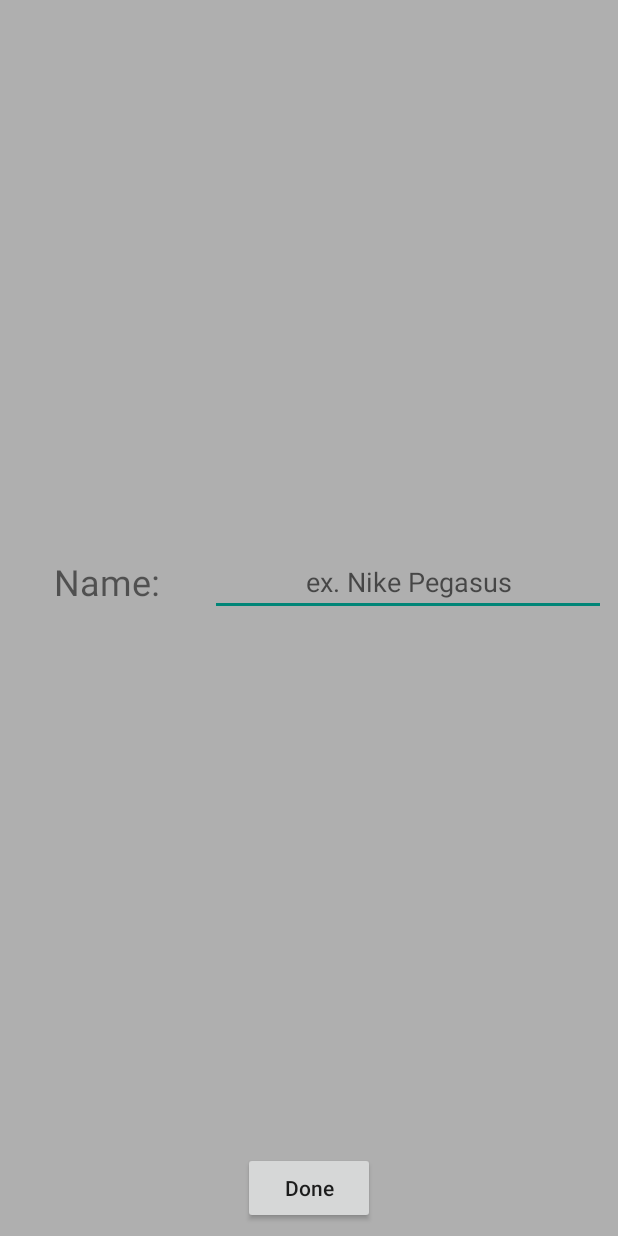
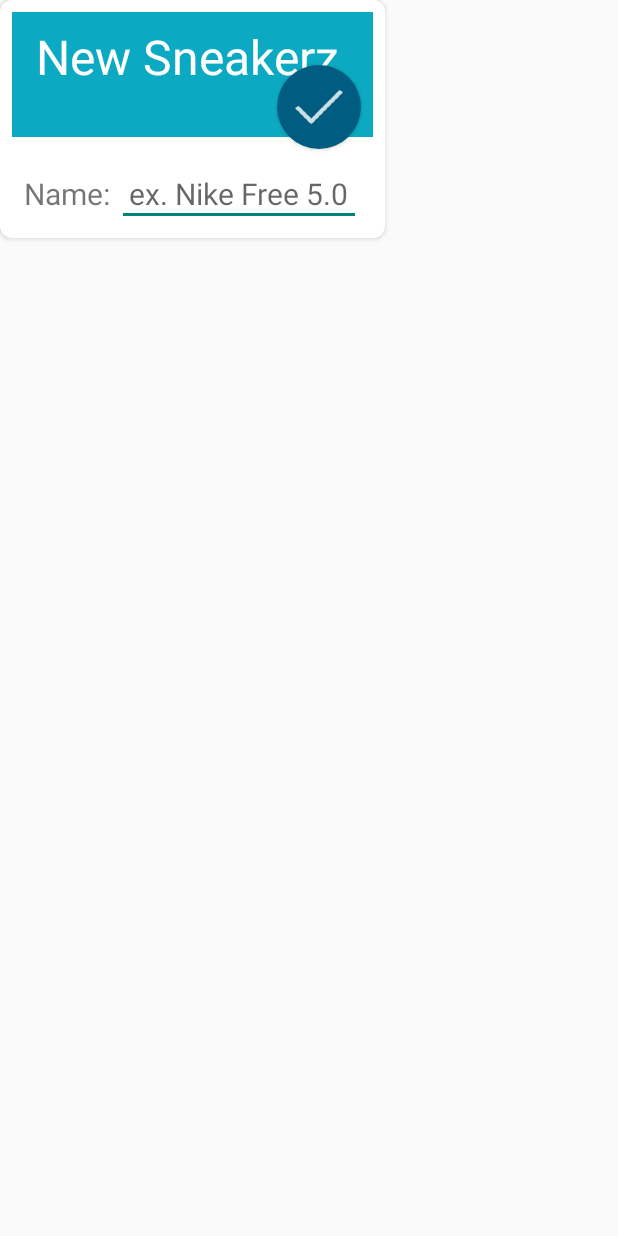
Before and after one commit to edjmore/Sneakerz-Android, an Android app: the layout new_shoe_popup.xml on its own in the app's theme, with its tools: preview values and no code run, on a phone screen of 412 x 824 dp. Run offline under Robolectric (Android 15) with nearby library versions, the phone set to English and light mode, and no system bars.

Commit message:
Major popup window styling on main activity. Fading background.

```diff
--- a/app/src/main/java/com/p3/ed/sneakerz/IconButton.java
+++ b/app/src/main/java/com/p3/ed/sneakerz/IconButton.java
@@ -10,6 +10,7 @@ import android.graphics.Rect;
 import android.graphics.drawable.Drawable;
 import android.util.AttributeSet;
 import android.util.Log;
+import android.view.View;
 import android.widget.Button;
 
 /**
--- /dev/null
+++ b/app/src/main/res/drawable/foreground.xml
@@ -0,0 +1,6 @@
+<?xml version="1.0" encoding="utf-8"?>
+<shape xmlns:android="http://schemas.android.com/apk/res/android"
+    android:shape="rectangle">
+
+    <solid android:color="@android:color/black" />
+</shape>
--- /dev/null
+++ b/app/src/main/res/drawable/popup_background.xml
@@ -0,0 +1,7 @@
+<?xml version="1.0" encoding="utf-8"?>
+<shape xmlns:android="http://schemas.android.com/apk/res/android"
+    android:shape="rectangle">
+
+    <corners android:radius="8dp" />
+    <solid android:color="@android:color/white" />
+</shape>
--- /dev/null
+++ b/app/src/main/res/drawable/secondary_blue_circle.xml
@@ -0,0 +1,6 @@
+<?xml version="1.0" encoding="utf-8"?>
+<shape xmlns:android="http://schemas.android.com/apk/res/android"
+    android:shape="oval">
+
+    <solid android:color="@color/secondary_theme_blue" />
+</shape>
--- a/app/src/main/res/layout/main_activity.xml
+++ b/app/src/main/res/layout/main_activity.xml
@@ -1,8 +1,10 @@
 <?xml version="1.0" encoding="utf-8"?>
 <FrameLayout xmlns:android="http://schemas.android.com/apk/res/android"
     xmlns:custom="http://schemas.android.com/apk/res-auto"
+    android:id="@+id/main_root"
     android:layout_width="match_parent"
     android:layout_height="match_parent"
+    android:foreground="@drawable/foreground"
     android:orientation="vertical"
     android:padding="8dp">
 
--- a/app/src/main/res/layout/new_shoe_popup.xml
+++ b/app/src/main/res/layout/new_shoe_popup.xml
@@ -1,40 +1,64 @@
 <?xml version="1.0" encoding="utf-8"?>
 <LinearLayout xmlns:android="http://schemas.android.com/apk/res/android"
-    android:layout_width="match_parent"
-    android:layout_height="match_parent"
-    android:background="@color/grey"
+    xmlns:custom="http://schemas.android.com/apk/res-auto"
+    android:layout_width="wrap_content"
+    android:layout_height="wrap_content"
+    android:background="@drawable/popup_background"
+    android:elevation="2dp"
     android:orientation="vertical"
     android:padding="8dp">
+
+    <FrameLayout
+        android:layout_width="match_parent"
+        android:layout_height="match_parent">
+
+        <TextView
+            android:layout_width="match_parent"
+            android:layout_height="match_parent"
+            android:layout_marginBottom="16dp"
+            android:background="@color/secondary_theme_blue"
+            android:gravity="center_vertical"
+            android:paddingBottom="32dp"
+            android:paddingLeft="16dp"
+            android:paddingTop="8dp"
+            android:text="@string/new_shoe"
+            android:textColor="@android:color/white"
+            android:textSize="32sp" />
+
+        <com.p3.ed.sneakerz.IconButton
+            android:id="@+id/new_shoe_popup_finish"
+            android:layout_width="56dp"
+            android:layout_height="56dp"
+            android:layout_gravity="bottom|right"
+            android:layout_margin="8dp"
+            android:background="@drawable/blue_circle"
+            android:shadowRadius="16"
+            custom:customIcon="@drawable/ic_action_accept"
+            custom:customIconSize="64" />
+    </FrameLayout>
 
     <LinearLayout
         android:layout_width="match_parent"
         android:layout_height="0dp"
-        android:layout_weight="2"
+        android:layout_weight="1"
         android:gravity="center">
 
         <TextView
-            android:layout_width="0dp"
-            android:layout_height="wrap_content"
-            android:layout_weight="1"
-            android:gravity="center"
+            android:layout_width="wrap_content"
+            android:layout_height="match_parent"
+            android:layout_marginLeft="8dp"
+            android:gravity="center_vertical|right"
             android:text="Name: "
-            android:textSize="24sp" />
+            android:textSize="20sp" />
 
         <EditText
             android:id="@+id/new_shoe_popup_name"
-            android:layout_width="0dp"
+            android:layout_width="fill_parent"
             android:layout_height="wrap_content"
-            android:layout_weight="2"
-            android:gravity="center"
-            android:hint="ex. Nike Pegasus" />l
+            android:layout_marginRight="8dp"
+            android:gravity="left"
+            android:hint="ex. Nike Free 5.0"
+            android:padding="8dp"
+            android:textSize="20sp" />
     </LinearLayout>
-
-    <Button
-        android:id="@+id/new_shoe_popup_finish"
-        android:layout_width="wrap_content"
-        android:layout_height="wrap_content"
-        android:layout_gravity="center"
-        android:text="Done"
-        android:textAllCaps="false" />
-
 </LinearLayout>
--- a/app/src/main/res/values/colors.xml
+++ b/app/src/main/res/values/colors.xml
@@ -4,4 +4,5 @@
     <color name="trans">#00000000</color>
     <color name="white">#eeffffff</color>
     <color name="grey">#eeaaaaaa</color>
+    <color name="secondary_theme_blue">#0CAAC2</color>
 </resources>
--- a/app/src/main/res/values/strings.xml
+++ b/app/src/main/res/values/strings.xml
@@ -3,7 +3,7 @@
     <string name="app_name">Sneakerz</string>
     <string name="hello_world">Hello World!</string>
     <string name="shoe_name_input_hint">Enter shoe name</string>
-    <string name="add_shoe">+ Shoe</string>
+    <string name="new_shoe">New Sneakerz</string>
     <string name="miles">miles</string>
     <string name="km">kilometers</string>
     <string name="add_run">+ Run</string>
```
Also changed, not shown: app/src/main/java/com/p3/ed/sneakerz/MainActivity.java (+83 -57 lines), app/src/main/res/drawable/ic_action_accept.png (added).
